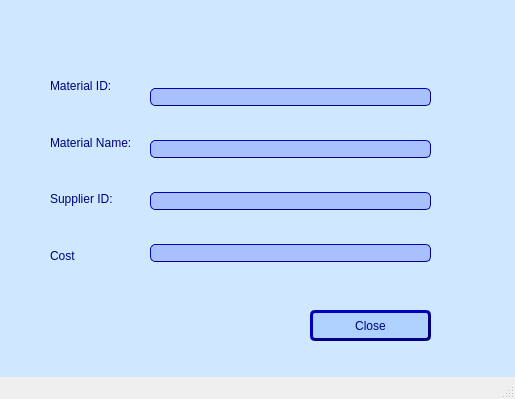
Above: Code-Connection/Screens/12 View Raw Material.ui from ElyanAli/DairyPro before the change. Below: the same form after it.
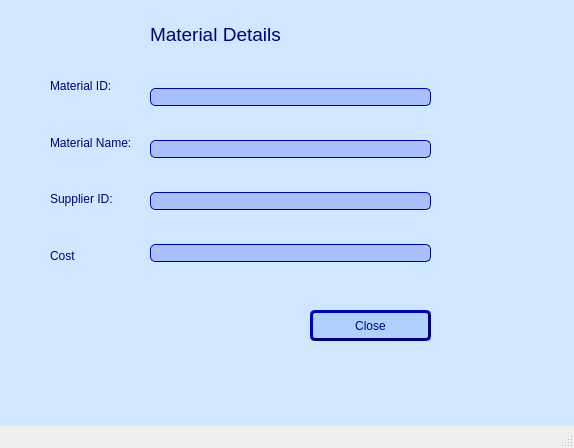
That is the form after the change.

```diff
--- a/Code-Connection/Screens/12 View Raw Material.ui
+++ b/Code-Connection/Screens/12 View Raw Material.ui
@@ -6,8 +6,8 @@
    <rect>
     <x>0</x>
     <y>0</y>
-    <width>515</width>
-    <height>399</height>
+    <width>574</width>
+    <height>448</height>
    </rect>
   </property>
   <property name="windowTitle">
@@ -190,18 +190,37 @@
      <string/>
     </property>
    </widget>
+   <widget class="QLabel" name="label_10">
+    <property name="geometry">
+     <rect>
+      <x>150</x>
+      <y>10</y>
+      <width>261</width>
+      <height>50</height>
+     </rect>
+    </property>
+    <property name="styleSheet">
+     <string notr="true">font: 8pt &quot;Comic Sans MS&quot;;
+color:rgb(0, 0, 127)
+</string>
+    </property>
+    <property name="text">
+     <string>&lt;html&gt;&lt;head/&gt;&lt;body&gt;&lt;p&gt;&lt;span style=&quot; font-size:14pt;&quot;&gt;Material Details&lt;/span&gt;&lt;/p&gt;&lt;/body&gt;&lt;/html&gt;</string>
+    </property>
+   </widget>
    <zorder>label_9</zorder>
    <zorder>layoutWidget</zorder>
    <zorder>closeButton</zorder>
    <zorder>layoutWidget_2</zorder>
+   <zorder>label_10</zorder>
   </widget>
   <widget class="QMenuBar" name="menubar">
    <property name="geometry">
     <rect>
      <x>0</x>
      <y>0</y>
-     <width>515</width>
-     <height>18</height>
+     <width>574</width>
+     <height>26</height>
     </rect>
    </property>
   </widget>
```
